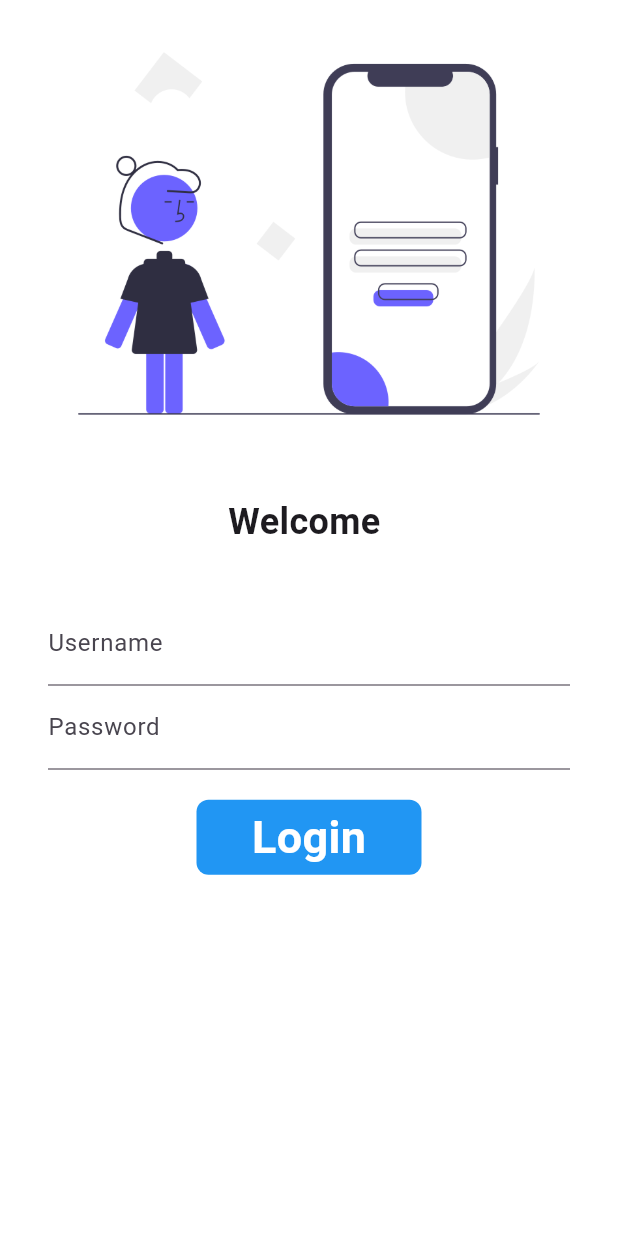
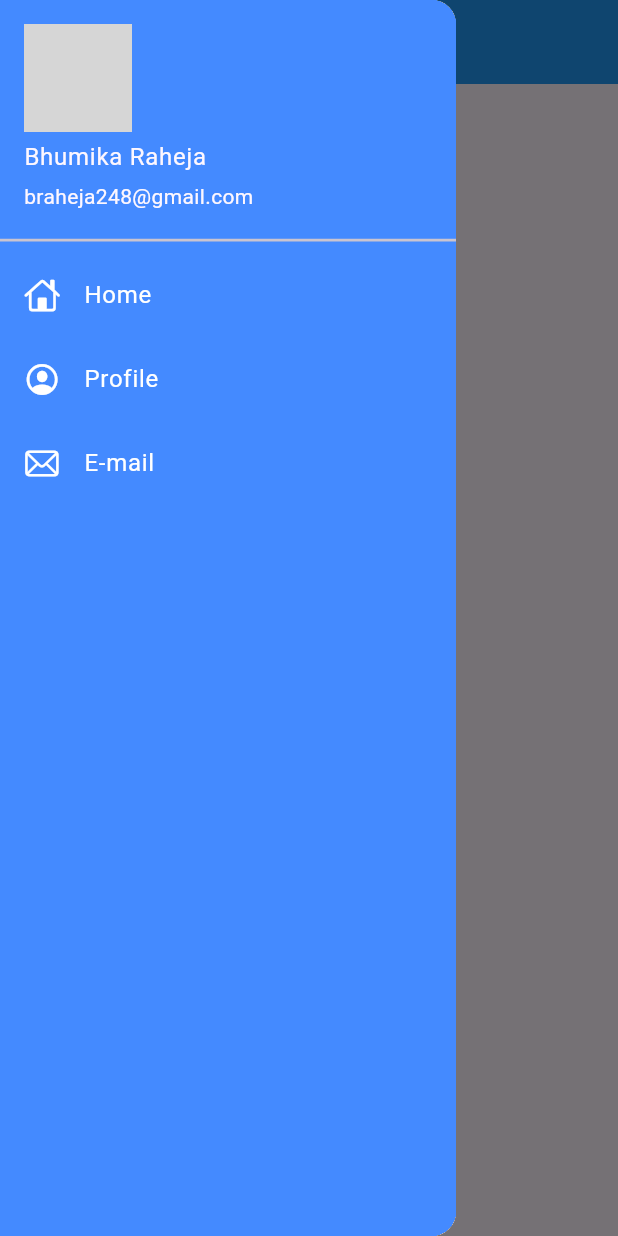
Before and after one commit to bhumika152/30DaysFlutter, a Flutter app: the screen it shows after launch, with the side drawer open (before the commit the screen has no drawer), on a phone screen of 412 x 824 dp. Run offline on Flutter 3.47's test engine with Material 3 defaults, Android fonts, the phone set to English and light mode, and no system bars; network calls fail; grey boxes are pictures that could not be loaded.

Commit message:
day 8 completed

```diff
--- a/lib/main.dart
+++ b/lib/main.dart
@@ -6,7 +6,9 @@ import 'package:flutter/material.dart';
 void main() {
   runApp(MyApp());
 }
-
+//widgets is a blocks that user interacts with
+//BuildContext tell the location of widget in a widget tree
+// Material App having structure and functionality of app
 class MyApp extends StatelessWidget{
   Widget build(BuildContext context) {
     return MaterialApp(
@@ -21,7 +23,8 @@ class MyApp extends StatelessWidget{
         ),
 
       ),
-      //initialRoute: "/home",
+      debugShowCheckedModeBanner: false,
+      initialRoute: Myroutes.homeroute,
       routes: {
         "/":(context) => LoginPage(),
         Myroutes.homeroute: (context) => Home(),
--- a/lib/pages/home_page.dart
+++ b/lib/pages/home_page.dart
@@ -1,4 +1,9 @@
+import "package:firstapp/widgets/drawer.dart";
 import "package:flutter/material.dart";
+// statelesswidget = that cann't change its state
+//Scaffold widget serves as a container for coordinating various
+// visual elements of your application, including app bars, drawers,
+// snack bars, floating action buttons, and bottom navigation bars
 class Home extends StatelessWidget{
   Widget build(BuildContext context){
     return Scaffold(
@@ -11,7 +16,7 @@ class Home extends StatelessWidget{
             child: Text("welcome to 30 days of flutter  "),
           ),
         ),
-        drawer: Drawer(),
+        drawer: MyDrawer(),
       );
 
   }
--- a/lib/pages/login_page.dart
+++ b/lib/pages/login_page.dart
@@ -47,6 +47,11 @@ class _LoginPageState extends State<LoginPage> {
       });
     }
   }
+  // 1.singleChildScrollView widget = is used to create a scrollable container .
+  //2.BoxFit  define how an image should be inscribed into a box.
+  //3.onChanged property is a callback function that is invoked
+  //whenever the content of the input field changes
+  //4.InkWell is a Material Design widget that provides a visual splash effect when tapped LIKE FEEDBACK
 
   @override
   Widget build(BuildContext context) {
--- a/lib/utility/routes.dart
+++ b/lib/utility/routes.dart
@@ -1,4 +1,5 @@
 class Myroutes{
+  //static makes them easily accessible, consistent, and efficient for managing routes
   static String loginroute ="/login";
   static String homeroute ="/home";
 
--- /dev/null
+++ b/lib/widgets/drawer.dart
@@ -0,0 +1,73 @@
+import 'package:flutter/cupertino.dart';
+import 'package:flutter/material.dart';
+
+class MyDrawer extends StatelessWidget {
+  @override
+  Widget build(BuildContext context) {
+    final imageUrl =
+        "https://encrypted-tbn0.gstatic.com/images?q=tbn:ANd9GcQlRDfA2VUcmsqWekeKN9spEzlcYW9sCZ46rEdtJqY0pZZh6Ym18hE-IYQq5BLw6kcDMH8&usqp=CAU";
+
+    return Drawer(
+      child: Container(
+        color: Colors.blueAccent,
+        child: ListView(
+          children: [
+            DrawerHeader(
+              padding: EdgeInsets.zero,
+              child: UserAccountsDrawerHeader(
+                decoration: BoxDecoration(color: Colors.blueAccent),
+                margin: EdgeInsets.zero,
+                accountName: Text("Bhumika Raheja"),
+                accountEmail: Text("braheja248@gmail.com"),
+                currentAccountPicture: CircleAvatar(
+                  backgroundImage: NetworkImage(imageUrl),
+                ),
+              ),
+            ),
+            ListTile(
+              leading: Icon(
+                CupertinoIcons.home,
+                color: Colors.white,
+              ),
+              title: Text("Home",
+
+              style: TextStyle(
+
+                color: Colors.white,
+              ),
+              ),
+            ),
+            ListTile(
+              leading: Icon(
+                CupertinoIcons.profile_circled,
+                color: Colors.white,
+              ),
+              title: Text("Profile",
+              style: TextStyle(
+
+                color: Colors.white,
+              ),
+
+
+            ),
+            ),
+            ListTile(
+              leading: Icon(
+                CupertinoIcons.mail,
+                color: Colors.white,
+              ),
+              title: Text("E-mail",
+              style: TextStyle(
+
+                color: Colors.white,
+              ),
+
+
+            ),
+            ),
+          ],
+        ),
+      ),
+    );
+  }
+}
--- /dev/null
+++ b/lib/widgets/themes.dart
@@ -0,0 +1,5 @@
+import 'package:flutter/material.dart';
+
+class Mytheme{
+  static ThemeData get themeData => theemData
+}
```
